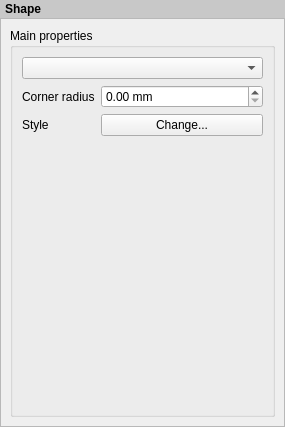
Before: the Qt Designer form src/ui/qgscomposershapewidgetbase.ui in carsmie/QGIS, drawn with Qt 5.
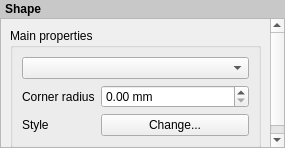
After: the same form once the commit is applied. Custom widgets are drawn as their Qt base class.

Commit message: [composer] Item widget layout tweaks for windows

The edit to the form file:
```diff
--- a/src/ui/qgscomposershapewidgetbase.ui
+++ b/src/ui/qgscomposershapewidgetbase.ui
@@ -7,7 +7,7 @@
     <x>0</x>
     <y>0</y>
     <width>285</width>
-    <height>427</height>
+    <height>148</height>
    </rect>
   </property>
   <property name="windowTitle">
@@ -56,7 +56,7 @@
         <x>0</x>
         <y>0</y>
         <width>283</width>
-        <height>408</height>
+        <height>129</height>
        </rect>
       </property>
       <layout class="QVBoxLayout" name="mainLayout">
@@ -71,10 +71,7 @@
          <property name="collapsed" stdset="0">
           <bool>false</bool>
          </property>
-         <layout class="QFormLayout" name="formLayout">
-          <property name="labelAlignment">
-           <set>Qt::AlignLeading|Qt::AlignLeft|Qt::AlignVCenter</set>
-          </property>
+         <layout class="QGridLayout" name="gridLayout">
           <item row="1" column="0">
            <widget class="QLabel" name="label_3">
             <property name="text">
```
Left out of the diff: 2 changed lines with no effect on the pictures. The commit also changes 9 other files.
